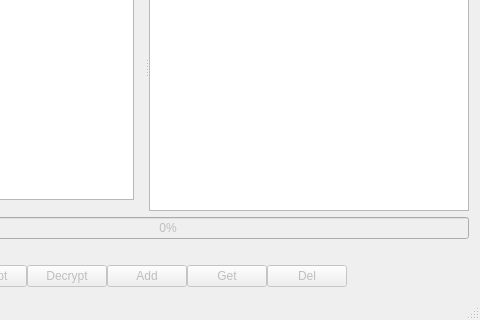
Above: gui/mainwindow.ui from AnderOne/StegIMG before the change; both pictures show x 144 to 624 and y 89 to 409 of the 624 by 409 pixel window. Below: the same form after it.
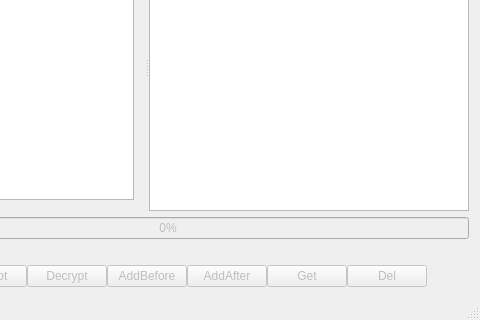
That is the form after the change. Custom widgets are drawn as their Qt base class.

Patch:
```diff
--- a/gui/mainwindow.ui
+++ b/gui/mainwindow.ui
@@ -162,12 +162,22 @@
            <bool>false</bool>
           </property>
           <property name="text">
-           <string>Add</string>
+           <string>AddBefore</string>
           </property>
          </widget>
         </item>
         <item>
-         <widget class="QPushButton" name="buttonGetItem">
+         <widget class="QPushButton" name="buttonAddAfter">
+          <property name="enabled">
+           <bool>false</bool>
+          </property>
+          <property name="text">
+           <string>AddAfter</string>
+          </property>
+         </widget>
+        </item>
+        <item>
+         <widget class="QPushButton" name="buttonGet">
           <property name="enabled">
            <bool>false</bool>
           </property>
```
Left out of the diff: 54 changed lines with no effect on the pictures.
